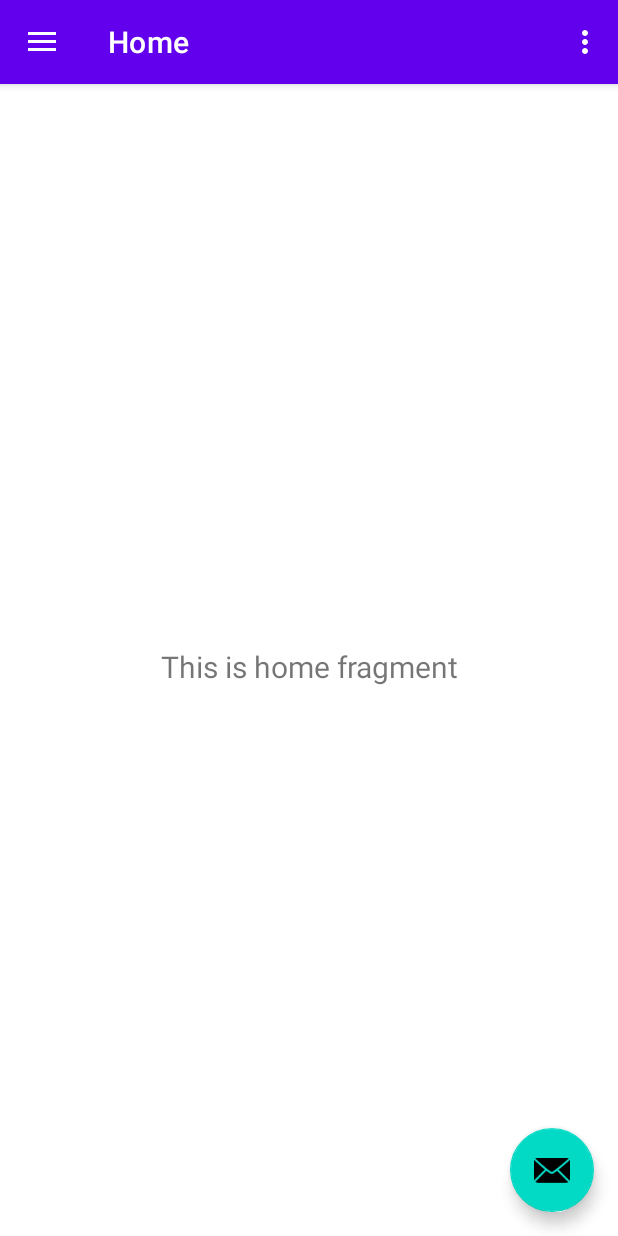
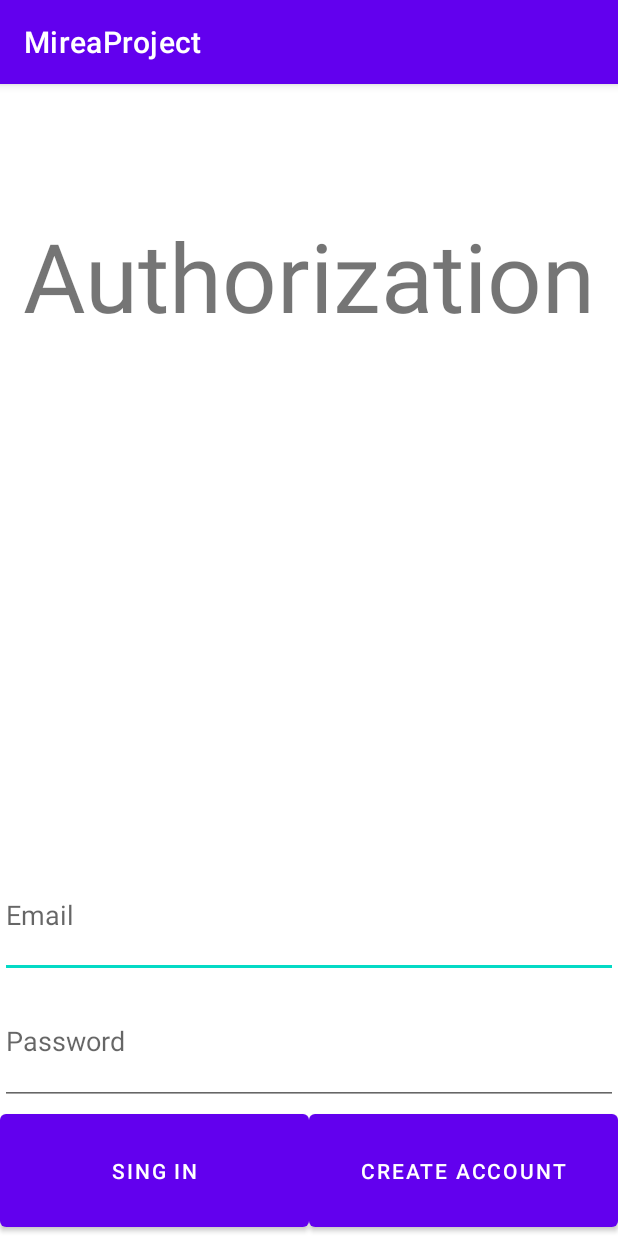
Before and after one commit to Lab-Android-Mirea-S2024-Bykonya-I-A/MireaProject, an Android app: the screen it shows after launch (MainActivity before the commit, SignInActivity after it), on a phone screen of 412 x 824 dp. Run offline under Robolectric (Android 15) with nearby library versions, the phone set to English and light mode, and no system bars; our stand-ins replace Firebase (no records; nobody signed in at launch, a user with empty details on screens opened directly).

Commit message:
Lab 7 completed

```diff
--- a/app/build.gradle.kts
+++ b/app/build.gradle.kts
@@ -1,5 +1,6 @@
 plugins {
     id("com.android.application")
+    id("com.google.gms.google-services")
 }
 
 android {
@@ -35,7 +36,8 @@ android {
 }
 
 dependencies {
-
+    implementation("com.google.firebase:firebase-auth:22.3.1")
+    implementation("com.google.firebase:firebase-firestore:24.11.1")
     implementation("androidx.work:work-runtime:2.9.0")
     implementation("androidx.appcompat:appcompat:1.6.1")
     implementation("com.google.android.material:material:1.11.0")
--- /dev/null
+++ b/app/src/main/java/com/mirea/bykonyaia/mireaproject/labs/lab_7/SignInActivity.java
@@ -0,0 +1,90 @@
+package com.mirea.bykonyaia.mireaproject.labs.lab_7;
+
+import androidx.annotation.NonNull;
+import androidx.appcompat.app.AppCompatActivity;
+
+import android.content.Intent;
+import android.os.Bundle;
+import android.util.Log;
+import android.view.View;
+import android.widget.Toast;
+
+import com.google.android.gms.tasks.OnCompleteListener;
+import com.google.android.gms.tasks.Task;
+import com.google.firebase.auth.AuthResult;
+import com.google.firebase.auth.FirebaseAuth;
+import com.google.firebase.auth.FirebaseUser;
+import com.mirea.bykonyaia.mireaproject.MainActivity;
+import com.mirea.bykonyaia.mireaproject.R;
+import com.mirea.bykonyaia.mireaproject.databinding.ActivitySignInBinding;
+
+public class SignInActivity extends AppCompatActivity {
+    private static final String TAG = SignInActivity.class.getSimpleName();
+    private ActivitySignInBinding binding = null;
+    private FirebaseAuth mAuth = null;
+
+    @Override
+    public void onCreate(Bundle savedInstanceState) {
+        super.onCreate(savedInstanceState);
+        binding = ActivitySignInBinding.inflate(getLayoutInflater());
+        setContentView(binding.getRoot());
+        mAuth = FirebaseAuth.getInstance();
+    }
+
+    @Override
+    protected void onStart() {
+        super.onStart();
+        CheckCurrentState();
+    }
+    private void CheckCurrentState() {
+        if(mAuth.getCurrentUser() != null) {
+            startActivity(new Intent(this, MainActivity.class));
+        }
+    }
+
+    public void OnCreateAccountButtonClicked(View v) {
+        createAccount(binding.authorizationEmailInput.getText().toString(), binding.authorizationPasswordInput.getText().toString());
+    }
+    public void OnSignInButtonClicked(View v) {
+        signIn(binding.authorizationEmailInput.getText().toString(), binding.authorizationPasswordInput.getText().toString());
+    }
+
+    private void createAccount(String email, String password) {
+        Log.d(TAG, "createAccount:" + email);
+        mAuth.createUserWithEmailAndPassword(email, password)
+            .addOnCompleteListener(this, new OnCompleteListener<AuthResult>() {
+                @Override
+                public void onComplete(@NonNull Task<AuthResult> task) {
+                    if (task.isSuccessful()) {
+                        Log.d(TAG, "createUserWithEmail:success");
+                        CheckCurrentState();
+                    } else {
+                        Log.w(TAG, "createUserWithEmail:failure", task.getException());
+                        Toast.makeText(SignInActivity.this, "Authentication failed.", Toast.LENGTH_SHORT).show();
+                        CheckCurrentState();
+                    }
+                }
+            });
+    }
+    private void signIn(String email, String password) {
+        Log.d(TAG, "signIn:" + email);
+        mAuth.signInWithEmailAndPassword(email, password)
+            .addOnCompleteListener(this, new OnCompleteListener<AuthResult>() {
+                @Override
+                public void onComplete(@NonNull Task<AuthResult> task) {
+                    if (task.isSuccessful()) {
+                        // Sign in success, update UI with the signed-in user's information
+                        Log.d(TAG, "signInWithEmail:success");
+                        FirebaseUser user = mAuth.getCurrentUser();
+                        CheckCurrentState();
+                    } else {
+                        // If sign in fails, display a message to the user.
+                        Log.w(TAG, "signInWithEmail:failure", task.getException());
+                        Toast.makeText(SignInActivity.this, "Authentication failed.", Toast.LENGTH_SHORT).show();
+                        CheckCurrentState();
+                    }
+
+                }
+            });
+    }
+}
--- /dev/null
+++ b/app/src/main/res/layout/activity_sign_in.xml
@@ -0,0 +1,89 @@
+<?xml version="1.0" encoding="utf-8"?>
+<LinearLayout xmlns:android="http://schemas.android.com/apk/res/android"
+    xmlns:app="http://schemas.android.com/apk/res-auto"
+    xmlns:tools="http://schemas.android.com/tools"
+    android:layout_width="match_parent"
+    android:layout_height="match_parent"
+    android:orientation="vertical"
+    tools:context=".labs.lab_7.SignInActivity">
+    <TextView
+        android:layout_width="match_parent"
+        android:layout_height="match_parent"
+        android:layout_weight="1"
+        android:gravity="center"
+        android:text="Authorization"
+        android:textAlignment="center"
+        android:textSize="64dp" />
+
+    <Space
+        android:layout_width="match_parent"
+        android:layout_height="match_parent"
+        android:layout_weight="1" />
+
+    <TableLayout
+        android:layout_width="match_parent"
+        android:layout_height="match_parent"
+        android:layout_weight="1">
+
+        <TableRow
+            android:layout_width="match_parent"
+            android:layout_height="match_parent"
+            android:layout_weight="1" >
+
+            <EditText
+                android:id="@+id/authorization_email_input"
+                android:layout_width="match_parent"
+                android:layout_height="match_parent"
+                android:layout_weight="1"
+                android:ems="10"
+                android:hint="Email"
+                android:inputType="textEmailAddress" />
+
+        </TableRow>
+
+        <TableRow
+            android:layout_width="match_parent"
+            android:layout_height="match_parent"
+            android:layout_weight="1">
+
+            <EditText
+                android:id="@+id/authorization_password_input"
+                android:layout_width="match_parent"
+                android:layout_height="match_parent"
+                android:layout_weight="1"
+                android:ems="10"
+                android:hint="Password"
+                android:inputType="textPassword" />
+        </TableRow>
+
+        <TableRow
+            android:layout_width="match_parent"
+            android:layout_height="match_parent"
+            android:layout_weight="1" >
+
+            <LinearLayout
+                android:layout_width="match_parent"
+                android:layout_height="match_parent"
+                android:layout_weight="1"
+                android:orientation="horizontal">
+
+                <Button
+                    android:id="@+id/sign_in_button"
+                    android:layout_width="match_parent"
+                    android:layout_height="match_parent"
+                    android:layout_weight="1"
+                    android:onClick="OnSignInButtonClicked"
+                    android:text="Sing in" />
+
+                <Button
+                    android:id="@+id/create_account_button"
+                    android:layout_width="match_parent"
+                    android:layout_height="match_parent"
+                    android:layout_weight="1"
+                    android:onClick="OnCreateAccountButtonClicked"
+                    android:text="Create account" />
+            </LinearLayout>
+
+        </TableRow>
+    </TableLayout>
+</LinearLayout>
--- a/app/src/main/res/menu/activity_main_drawer.xml
+++ b/app/src/main/res/menu/activity_main_drawer.xml
@@ -31,5 +31,8 @@
         <item
             android:id="@+id/lab_6_view"
             android:title="Lab 6" />
+        <item
+            android:id="@+id/lab_7_remote_data_view"
+            android:title="Lab 7: remote data" />
     </group>
 </menu>
--- a/app/src/main/res/navigation/mobile_navigation.xml
+++ b/app/src/main/res/navigation/mobile_navigation.xml
@@ -38,18 +38,24 @@
     <fragment
         android:id="@+id/lab_4_background_worker"
         android:name="com.mirea.bykonyaia.mireaproject.labs.lab_4.BackgroundWorkerFragment"
-        android:label="Web"
+        android:label="Lab 4: background worker"
         tools:layout="@layout/fragment_background_worker" />
 
     <fragment
         android:id="@+id/lab_5_profile_view"
         android:name="com.mirea.bykonyaia.mireaproject.labs.lab_5.Lab5WindowFragment"
-        android:label="Web"
+        android:label="Lab 5: profile"
         tools:layout="@layout/fragment_lab5_window" />
 
     <fragment
         android:id="@+id/lab_6_view"
         android:name="com.mirea.bykonyaia.mireaproject.labs.lab_6.Lab6WindowFragment"
-        android:label="Web"
+        android:label="Lab 6"
         tools:layout="@layout/fragment_lab6_window" />
+
+    <fragment
+        android:id="@+id/lab_7_remote_data_view"
+        android:name="com.mirea.bykonyaia.mireaproject.labs.lab_7.ShowDataFragment"
+        android:label="Lab 7: remote resource"
+        tools:layout="@layout/fragment_show_data" />
 </navigation>
--- a/build.gradle.kts
+++ b/build.gradle.kts
@@ -1,3 +1,8 @@
+buildscript {
+    dependencies {
+        classpath("com.google.gms:google-services:4.4.1")
+    }
+}
 // Top-level build file where you can add configuration options common to all sub-projects/modules.
 plugins {
     id("com.android.application") version "8.2.2" apply false
```
Also changed, not shown: app/src/main/AndroidManifest.xml (+20 -13 lines), app/src/main/java/com/mirea/bykonyaia/mireaproject/MainActivity.java (+21 -4 lines), app/src/main/java/com/mirea/bykonyaia/mireaproject/labs/lab_7/ShowDataFragment.java (added, +95 -0 lines), app/src/main/res/layout/fragment_show_data.xml (added, +30 -0 lines), 1 other file.
